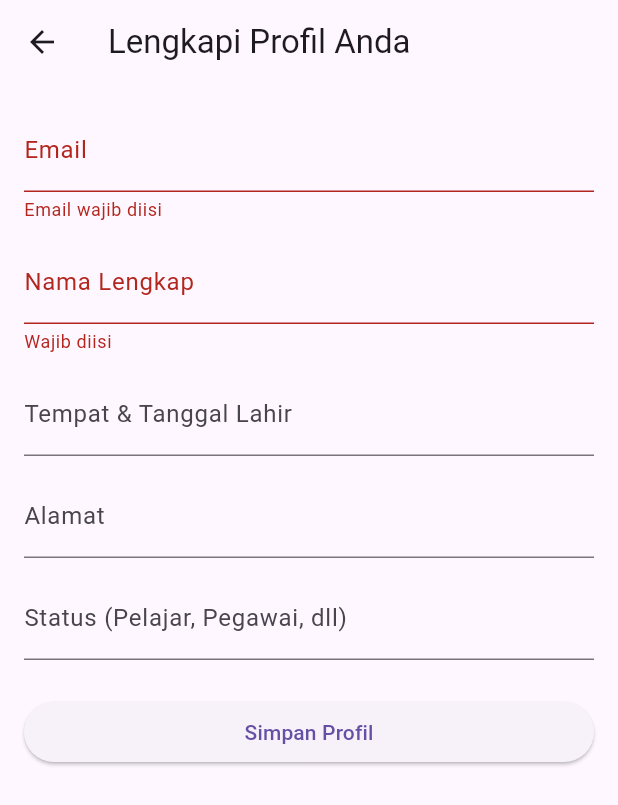
After one commit to Lxtream23/tugas_uas, a Flutter app: the ProfileFormPage screen opened by its route, after a tap on "Simpan Profil", on a phone screen of 412 x 824 dp. The commit adds this screen. Shown: the top 805 px of the screen. Run offline on Flutter 3.47's test engine with Material 3 defaults, Android fonts, the phone set to English and light mode, and no system bars; our stand-ins replace supabase_flutter; accounts and stored records are empty.

Commit message:
menambahkan profile page

```diff
--- a/lib/main.dart
+++ b/lib/main.dart
@@ -4,6 +4,7 @@ import 'package:tugas_uas/guards/session_guard.dart';
 import 'package:tugas_uas/pages/detail_page.dart';
 import 'package:tugas_uas/pages/home_page.dart';
 import 'package:tugas_uas/pages/login_page.dart';
+import 'package:tugas_uas/pages/profile_form_page.dart';
 import 'package:tugas_uas/pages/register_page.dart';
 import 'package:tugas_uas/pages/splash_page.dart';
 import 'package:tugas_uas/pages/settings_page.dart';
@@ -35,6 +36,7 @@ class MyApp extends StatelessWidget {
         '/home': (_) => const SessionGuard(child: HomePage()),
         '/detail': (context) => const SessionGuard(child: DetailPage()),
         '/settings': (context) => const SessionGuard(child: SettingsPage()),
+        '/profile-form': (_) => const SessionGuard(child: ProfileFormPage()),
       },
     );
   }
--- /dev/null
+++ b/lib/pages/profile_form_page.dart
@@ -0,0 +1,133 @@
+import 'package:flutter/material.dart';
+import 'package:supabase_flutter/supabase_flutter.dart';
+
+class ProfileFormPage extends StatefulWidget {
+  const ProfileFormPage({super.key});
+
+  @override
+  State<ProfileFormPage> createState() => _ProfileFormPageState();
+}
+
+class _ProfileFormPageState extends State<ProfileFormPage> {
+  final _formKey = GlobalKey<FormState>();
+  final _supabase = Supabase.instance.client;
+
+  final _emailController = TextEditingController();
+  final _namaController = TextEditingController();
+  final _ttlController = TextEditingController();
+  final _alamatController = TextEditingController();
+  final _statusController = TextEditingController();
+
+  bool _isLoading = false;
+
+  Future<void> _submit() async {
+    if (!_formKey.currentState!.validate()) return;
+
+    setState(() => _isLoading = true);
+
+    try {
+      final user = _supabase.auth.currentUser;
+      if (user == null) throw Exception('User belum login');
+
+      final data = {
+        'id': user.id,
+        'email': _emailController.text.trim(),
+        'nama_lengkap': _namaController.text.trim(),
+        'tempat_tanggal_lahir': _ttlController.text.trim(),
+        'alamat': _alamatController.text.trim(),
+        'status': _statusController.text.trim(),
+        'foto_profil': '', // kosong dulu, nanti bisa diisi lewat upload
+      };
+
+      await _supabase.from('user_profiles').upsert(data);
+
+      if (mounted) {
+        ScaffoldMessenger.of(context).showSnackBar(
+          const SnackBar(content: Text('Profil berhasil disimpan')),
+        );
+        Navigator.pop(context); // Kembali ke halaman sebelumnya
+      }
+    } catch (e) {
+      ScaffoldMessenger.of(
+        context,
+      ).showSnackBar(SnackBar(content: Text('Gagal menyimpan: $e')));
+    } finally {
+      setState(() => _isLoading = false);
+    }
+  }
+
+  @override
+  void dispose() {
+    _emailController.dispose();
+    _namaController.dispose();
+    _ttlController.dispose();
+    _alamatController.dispose();
+    _statusController.dispose();
+    super.dispose();
+  }
+
+  @override
+  Widget build(BuildContext context) {
+    return Scaffold(
+      appBar: AppBar(title: const Text('Lengkapi Profil Anda')),
+      body: Padding(
+        padding: const EdgeInsets.all(16.0),
+        child: Form(
+          key: _formKey,
+          child: ListView(
+            children: [
+              TextFormField(
+                controller: _emailController,
+                decoration: const InputDecoration(labelText: 'Email'),
+                keyboardType: TextInputType.emailAddress,
+                validator: (value) {
+                  if (value == null || value.isEmpty)
+                    return 'Email wajib diisi';
+                  final pattern = RegExp(r'^[^@]+@[^@]+\.[^@]+$');
+                  if (!pattern.hasMatch(value))
+                    return 'Format email tidak valid';
+                  return null;
+                },
+              ),
+              const SizedBox(height: 12),
+              TextFormField(
+                controller: _namaController,
+                decoration: const InputDecoration(labelText: 'Nama Lengkap'),
+                validator:
+                    (value) =>
+                        value == null || value.isEmpty ? 'Wajib diisi' : null,
+              ),
+              const SizedBox(height: 12),
+              TextFormField(
+                controller: _ttlController,
+                decoration: const InputDecoration(
+                  labelText: 'Tempat & Tanggal Lahir',
+                ),
+              ),
+              const SizedBox(height: 12),
+              TextFormField(
+                controller: _alamatController,
+                decoration: const InputDecoration(labelText: 'Alamat'),
+              ),
+              const SizedBox(height: 12),
+              TextFormField(
+                controller: _statusController,
+                decoration: const InputDecoration(
+                  labelText: 'Status (Pelajar, Pegawai, dll)',
+                ),
+              ),
+              const SizedBox(height: 24),
+              ElevatedButton(
+                onPressed: _isLoading ? null : _submit,
+                child:
+                    _isLoading
+                        ? const CircularProgressIndicator()
+                        : const Text('Simpan Profil'),
+              ),
+            ],
+          ),
+        ),
+      ),
+    );
+  }
+}
```
